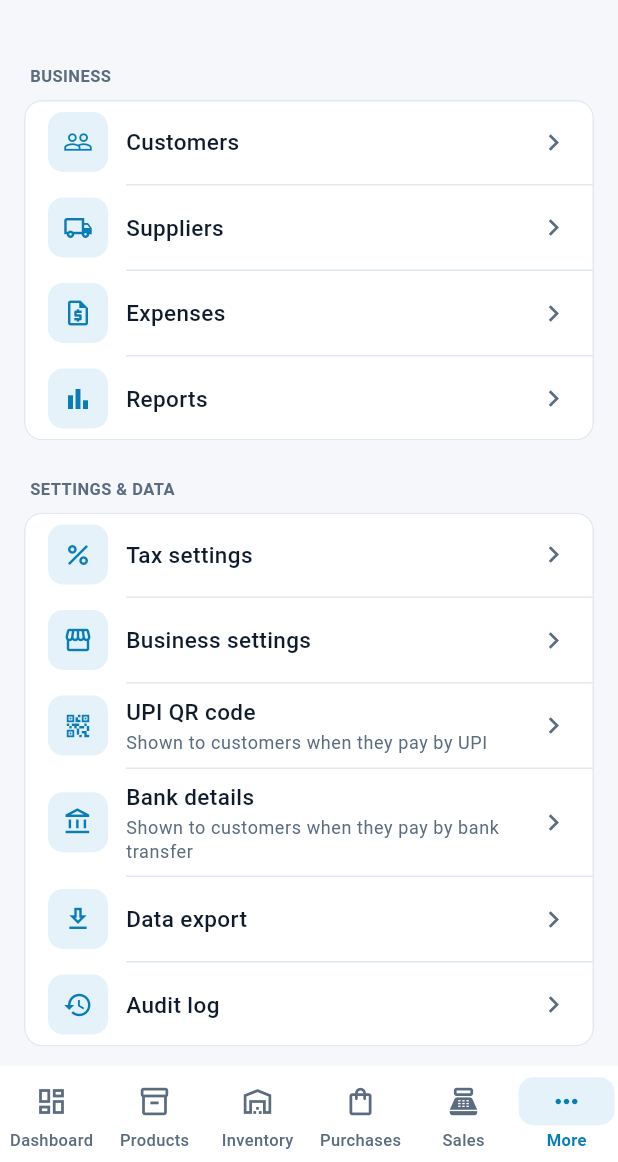
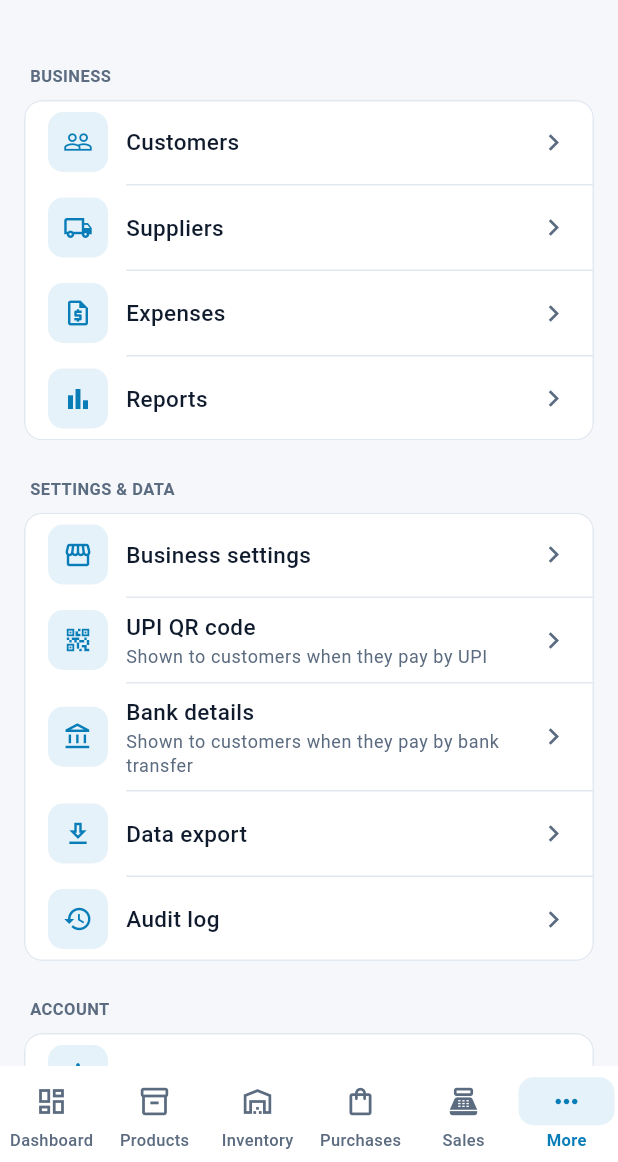
Before and after one commit to Neeraj-Joshi4454/inventry-mobile, a Flutter app: the MoreScreen screen opened by its route, on a phone screen of 412 x 824 dp, the part 74-1236 px from its top. Run offline on Flutter 3.47's test engine with Material 3 defaults, Android fonts, the phone set to English and light mode, and no system bars; our stand-ins replace dio, flutter_riverpod, flutter_secure_storage, freezed_annotation, go_router, image_picker and 3 more; accounts and stored records are empty; network calls fail.

Commit message:
Hide Tax settings from the More menu
Tester request: remove the Tax settings entry from Menu. The menu item is
commented out rather than deleted so it can be re-enabled later; the
/taxes route and screen are unchanged. Saved tax settings still apply to
new sales and purchases.

Co-Authored-By: Claude Opus 5.5 <noreply@anthropic.com>

```diff
--- a/lib/features/more/screens/more_screen.dart
+++ b/lib/features/more/screens/more_screen.dart
@@ -50,11 +50,14 @@ class MoreScreen extends ConsumerWidget {
           SettingsGroup(
             title: 'Settings & data',
             children: [
-              SettingsListItem(
-                icon: Icons.percent_outlined,
-                title: 'Tax settings',
-                onTap: () => context.push('/taxes'),
-              ),
+              // Tax settings is hidden from the menu for now (tester request) —
+              // kept commented rather than removed so it can be re-enabled.
+              // The '/taxes' route and screen are untouched.
+              // SettingsListItem(
+              //   icon: Icons.percent_outlined,
+              //   title: 'Tax settings',
+              //   onTap: () => context.push('/taxes'),
+              // ),
               SettingsListItem(
                 icon: Icons.storefront_outlined,
                 title: 'Business settings',
```
